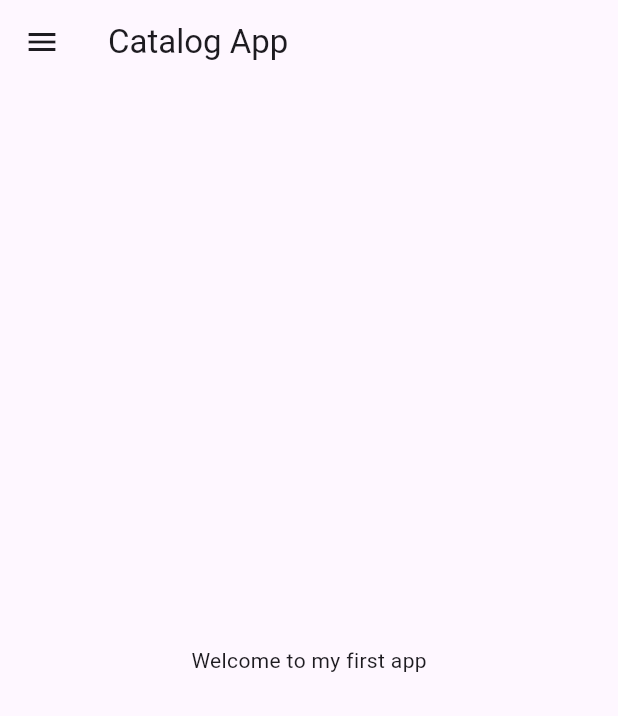
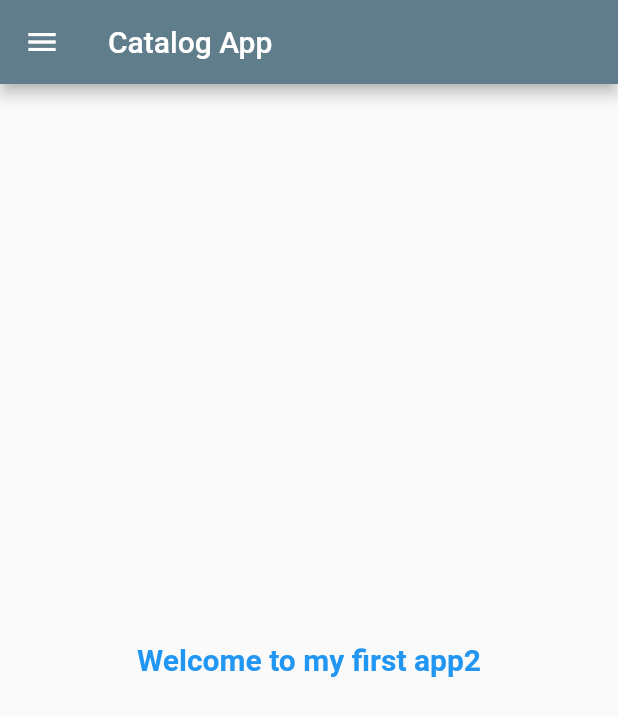
Before and after one commit to SakshiP3103/CatalogApp_Flutter, a Flutter app: the screen it shows after launch, on a phone screen of 412 x 824 dp. Shown: the top 716 px of the screen. Run offline on Flutter 3.47's test engine with Material 3 defaults, Android fonts, the phone set to English and light mode, and no system bars.

Commit message:
day2.1 completed

```diff
--- a/lib/home_page.dart
+++ /dev/null
@@ -1,23 +0,0 @@
-import 'package:flutter/material.dart';
-
-
-class HomePage extends StatelessWidget {
-
-
-  // This widget is the root of your application.
-  @override
-  Widget build(BuildContext context) {
-    return Scaffold(
-      appBar: AppBar(
-        title: Text("Catalog App"),
-        ),
-        body:Center(
-            child: Container(
-              child: Text("Welcome to my first app"),
-          ),
-        ),
-        drawer: Drawer(),
-        );
-
-  }
-}
--- a/lib/main.dart
+++ b/lib/main.dart
@@ -1,5 +1,6 @@
 import 'package:flutter/material.dart';
-import 'package:flutter_catalog/home_page.dart';
+import 'package:flutter_catalog/pages/home_page.dart';
+import 'package:flutter_catalog/pages/login_page.dart';
 
 void main() {
   runApp(const MyApp());
@@ -12,7 +13,18 @@ class MyApp extends StatelessWidget {
   @override
   Widget build(BuildContext context) {
     return MaterialApp(
-      home: HomePage(),
+      // home: const HomePage(),
+      themeMode: ThemeMode.light,
+      theme: ThemeData(useMaterial3: false,primarySwatch: Colors.blueGrey),
+      darkTheme: ThemeData(
+        brightness: Brightness.dark,
+      ),
+      initialRoute: "/home",
+      routes: {
+        "/": (context)=>const HomePage(),
+         "/home": (context)=>const HomePage(),
+        "/login": (context)=>const LoginPage(),
+      },
     );
   }
 }
--- /dev/null
+++ b/lib/pages/home_page.dart
@@ -0,0 +1,33 @@
+import 'package:flutter/material.dart';
+
+
+class HomePage extends StatelessWidget {
+  const HomePage({super.key});
+
+
+
+  // This widget is the root of your application.
+  @override
+  Widget build(BuildContext context) {
+    return Scaffold(
+      appBar: AppBar(
+        title: const Text("Catalog App"),
+
+        ),
+        body:Center(
+            // ignore: avoid_unnecessary_containers
+            child: Container(
+              child: const Text("Welcome to my first app2",
+              style: TextStyle(
+                fontSize: 20,
+                color: Colors.blue,
+                fontWeight: FontWeight.bold,
+              ),
+              ),
+          ),
+        ),
+        drawer: const Drawer(),
+        );
+
+  }
+}
--- /dev/null
+++ b/lib/pages/login_page.dart
@@ -0,0 +1,13 @@
+import 'package:flutter/material.dart';
+
+class LoginPage extends StatelessWidget {
+  const LoginPage({super.key});
+
+  @override
+  Widget build(BuildContext context) {
+    return const Material(
+      child: Center(
+        child: Text("login page1"),),
+    );
+  }
+}
```
